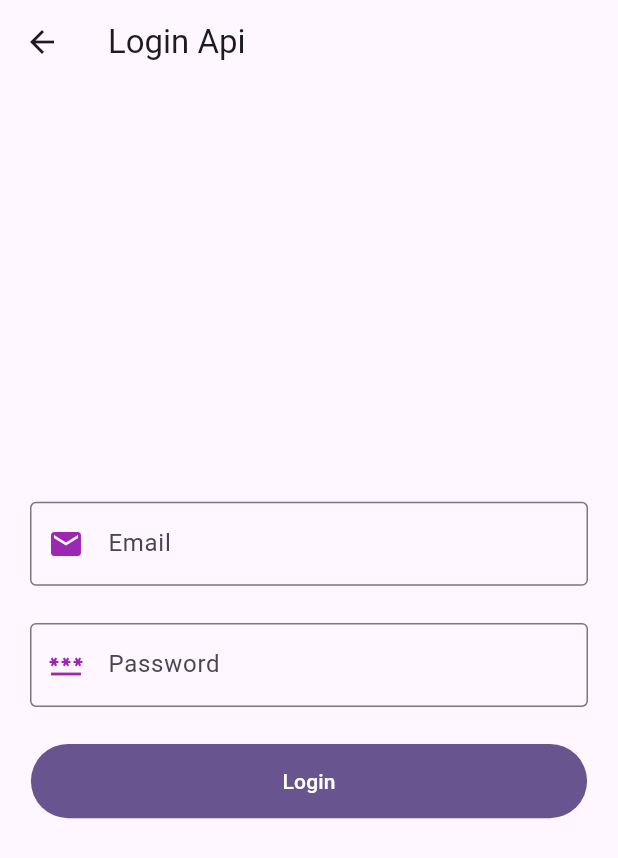
After one commit to FahadMehboob/getx_practice, a Flutter app: the screen it shows after launch, after a tap on "Getx Login Api", on a phone screen of 412 x 824 dp. The commit adds this screen. Shown: the top 858 px of the screen. Run offline on Flutter 3.47's test engine with Material 3 defaults, Android fonts, the phone set to English and light mode, and no system bars; our stand-ins replace get, image_picker; network calls fail.

Commit message:
post api with getx

```diff
--- /dev/null
+++ b/lib/LoginApi/login_api.dart
@@ -0,0 +1,74 @@
+import 'package:flutter/material.dart';
+import 'package:get/get.dart';
+import 'package:getx_practice/LoginApi/login_api_controller.dart';
+
+class LoginApi extends StatefulWidget {
+  const LoginApi({super.key});
+
+  @override
+  State<LoginApi> createState() => _LoginApiState();
+}
+
+class _LoginApiState extends State<LoginApi> {
+  final controller = Get.put(LoginApiController());
+
+  @override
+  Widget build(BuildContext context) {
+    return Scaffold(
+      appBar: AppBar(
+        title: const Text("Login Api"),
+      ),
+      body: Form(
+          autovalidateMode: AutovalidateMode.always,
+          child: Padding(
+            padding: const EdgeInsets.all(20.0),
+            child: Column(
+              mainAxisAlignment: MainAxisAlignment.center,
+              crossAxisAlignment: CrossAxisAlignment.center,
+              children: [
+                TextFormField(
+                  controller: controller.emailController.value,
+                  decoration: const InputDecoration(
+                      prefixIcon: Icon(
+                        Icons.email,
+                        color: Colors.purple,
+                      ),
+                      hintText: 'Email',
+                      border: OutlineInputBorder()),
+                ),
+                SizedBox(
+                  height: Get.height * .03,
+                ),
+                TextFormField(
+                  controller: controller.passwordController.value,
+                  decoration: const InputDecoration(
+                      prefixIcon: Icon(
+                        Icons.password,
+                        color: Colors.purple,
+                      ),
+                      hintText: 'Password',
+                      border: OutlineInputBorder()),
+                ),
+                SizedBox(
+                  height: Get.height * .03,
+                ),
+                FilledButton(
+                  onPressed: () {
+                    controller.loginApi();
+                  },
+                  style: FilledButton.styleFrom(
+                      fixedSize: Size(Get.width * 0.9, Get.height * 0.06)),
+                  child: Obx(() {
+                    return controller.loading.value
+                        ? const CircularProgressIndicator(
+                            color: Colors.white,
+                          )
+                        : const Text("Login");
+                  }),
+                )
+              ],
+            ),
+          )),
+    );
+  }
+}
--- /dev/null
+++ b/lib/LoginApi/login_api_controller.dart
@@ -0,0 +1,40 @@
+import 'dart:convert';
+
+import 'package:flutter/material.dart';
+import 'package:get/get.dart';
+import 'package:http/http.dart';
+
+class LoginApiController extends GetxController {
+  final emailController = TextEditingController().obs;
+  final passwordController = TextEditingController().obs;
+
+  RxBool loading = false.obs;
+
+  Future<void> loginApi() async {
+    try {
+      loading.value = true;
+      final response = await post(
+        Uri.parse('https://reqres.in/api/login'),
+        body: {
+          'email': emailController.value.text,
+          'password': passwordController.value.text,
+        },
+        headers: {'x-api-key': 'reqres-free-v1'},
+      );
+      var data = jsonDecode(response.body);
+      print(data);
+      print(response.statusCode);
+
+      if (response.statusCode == 200) {
+        loading.value = false;
+        Get.snackbar('Login Successful', 'Login Successfully Congratulations');
+      } else {
+        loading.value = false;
+        Get.snackbar('Login Failed', 'Login Failed check email password');
+      }
+    } catch (e) {
+      loading.value = false;
+      Get.snackbar('Exception', e.toString());
+    }
+  }
+}
--- a/lib/home_screen.dart
+++ b/lib/home_screen.dart
@@ -1,6 +1,7 @@
 import 'package:flutter/material.dart';
 import 'package:get/get.dart';
 import 'package:getx_practice/ImagePicker/image_picker.dart';
+import 'package:getx_practice/LoginApi/login_api.dart';
 import 'package:getx_practice/counterApp/counter_app.dart';
 import 'package:getx_practice/example_three/example_three.dart';
 import 'package:getx_practice/example_two/example_two.dart';
@@ -24,7 +25,7 @@ class _HomeScreenState extends State<HomeScreen> {
         title: const Text("Getx Practice"),
         centerTitle: true,
       ),
-      body: Column(
+      body: ListView(
         children: [
           Card(
             child: ListTile(
@@ -123,6 +124,15 @@ class _HomeScreenState extends State<HomeScreen> {
               subtitle: const Text("Gext Image Picker"),
             ),
           ),
+          Card(
+            child: ListTile(
+              onTap: () {
+                Get.to(() => const LoginApi());
+              },
+              title: const Text("Getx Login Api"),
+              subtitle: const Text("Gext Login Api"),
+            ),
+          ),
         ],
       ),
       floatingActionButton: FloatingActionButton(
--- a/pubspec.yaml
+++ b/pubspec.yaml
@@ -37,6 +37,7 @@ dependencies:
   cupertino_icons: ^1.0.8
   get: ^4.7.2
   image_picker: ^1.1.2
+  http: ^1.3.0
 
 dev_dependencies:
   flutter_test:
```
Also changed, not shown: pubspec.lock.
